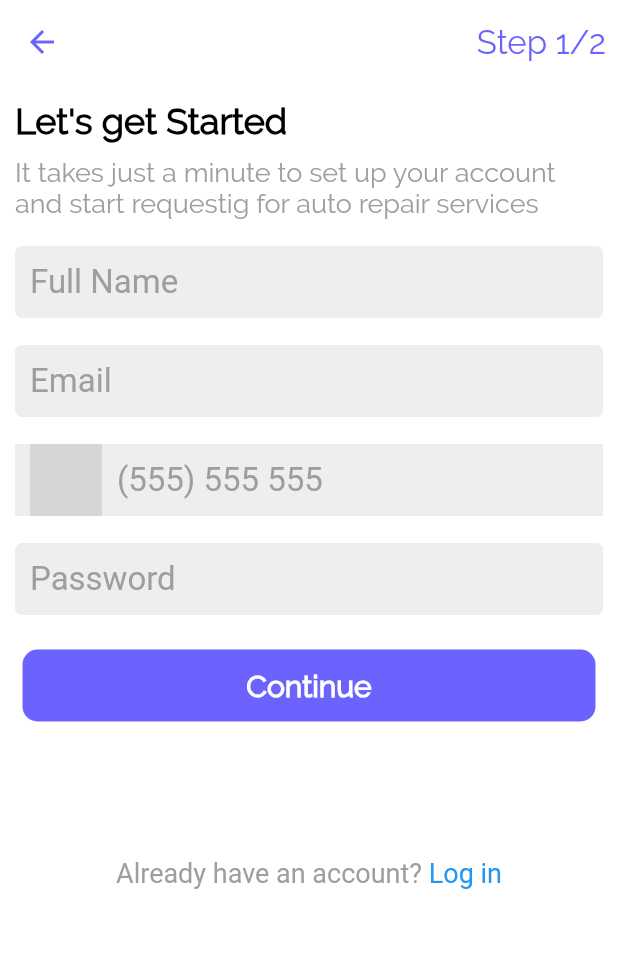
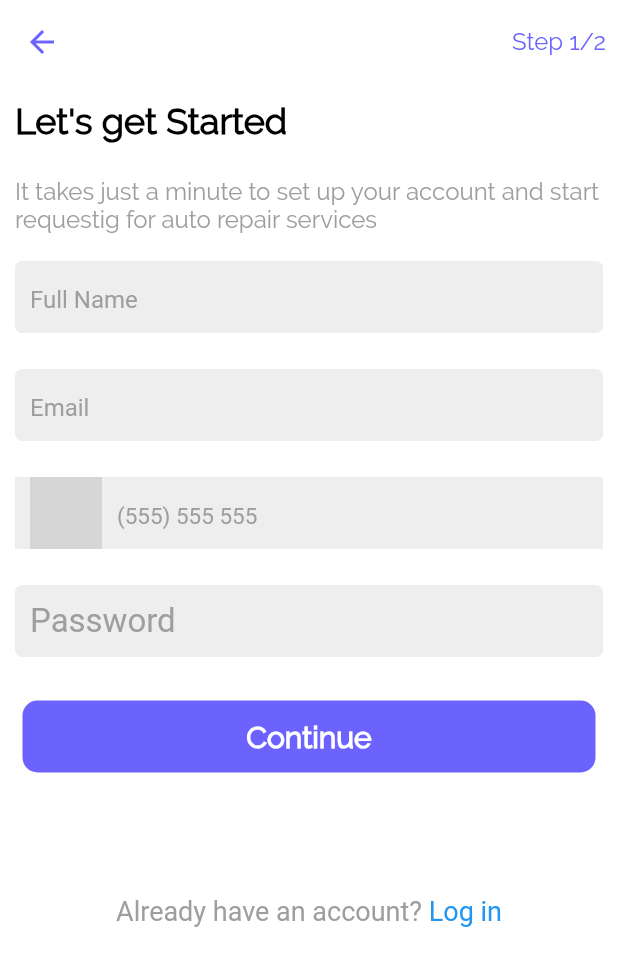
Before and after one commit to ologunB/autoserve, a Flutter app: the screen it shows after launch, after a tap on "Car Owner", on a phone screen of 412 x 824 dp. Shown: the top 966 px of the screen. Run offline on Flutter 3.47's test engine with Material 2 defaults, Android fonts, the phone set to English and light mode, and no system bars; our stand-ins replace pin_code_fields, smooth_star_rating; missing offline and left inert: country_pickers; grey boxes are pictures that could not be loaded.

Commit message:
edited styles

```diff
--- a/lib/views/car_owner/auth/register_first_page.dart
+++ b/lib/views/car_owner/auth/register_first_page.dart
@@ -51,7 +51,7 @@ class _RegisterFirstPageState extends State<RegisterFirstPage> {
               "+${country.phoneCode} ",
               style: TextStyle(
                   color: Colors.black,
-                  fontSize: 22,
+                  fontSize: 16,
                   fontWeight: FontWeight.w400),
             ),
           ],
@@ -74,7 +74,7 @@ class _RegisterFirstPageState extends State<RegisterFirstPage> {
                   "Step 1/2",
                   style: TextStyle(
                       color: Styles.appPrimaryColor,
-                      fontSize: 22,
+                      fontSize: 16,
                       fontWeight: FontWeight.w500),
                 ),
               ),
@@ -94,18 +94,18 @@ class _RegisterFirstPageState extends State<RegisterFirstPage> {
                   style: TextStyle(
                       color: Colors.black,
                       fontSize: 24,
-                      fontWeight: FontWeight.w900),
+                      fontWeight: FontWeight.bold),
                 ),
-                SizedBox(height: 10),
+                SizedBox(height: 24),
                 Text(
                   "It takes just a minute to set up your account and start requestig for auto repair services",
                   style: TextStyle(
-                      fontSize: 18,
+                      fontSize: 16,
                       fontWeight: FontWeight.w400,
                       color: Colors.grey),
                 ),
                 Padding(
-                  padding: const EdgeInsets.symmetric(vertical: 18.0),
+                  padding: const EdgeInsets.only(top: 18.0),
                   child: Theme(
                     data: ThemeData(
                         primaryColor: Styles.commonDarkBackground,
@@ -114,12 +114,13 @@ class _RegisterFirstPageState extends State<RegisterFirstPage> {
                       decoration: InputDecoration(
                           fillColor: Styles.commonDarkBackground,
                           filled: true,
-                          contentPadding: EdgeInsets.all(10),
+                          contentPadding: EdgeInsets.all(10.0),
                           hintText: 'Full Name',
                           hintStyle: TextStyle(
-                              color: Colors.grey[500],
-                              fontSize: 22,
-                              fontWeight: FontWeight.w400),
+                            color: Colors.grey[500],
+                            fontSize: 16,
+//                            fontWeight: FontWeight.w400,
+                          ),
                           border: OutlineInputBorder(
                             borderRadius: BorderRadius.circular(5.0),
                           )),
@@ -131,7 +132,7 @@ class _RegisterFirstPageState extends State<RegisterFirstPage> {
                   ),
                 ),
                 Padding(
-                  padding: const EdgeInsets.only(bottom: 18.0),
+                  padding: const EdgeInsets.only(top: 24.0),
                   child: Theme(
                     data: ThemeData(
                         primaryColor: Styles.commonDarkBackground,
@@ -143,9 +144,10 @@ class _RegisterFirstPageState extends State<RegisterFirstPage> {
                           contentPadding: EdgeInsets.all(10),
                           hintText: 'Email',
                           hintStyle: TextStyle(
-                              color: Colors.grey[500],
-                              fontSize: 22,
-                              fontWeight: FontWeight.w400),
+                            color: Colors.grey[500],
+                            fontSize: 16,
+                            fontWeight: FontWeight.w400,
+                          ),
                           border: OutlineInputBorder(
                             borderRadius: BorderRadius.circular(5.0),
                           )),
@@ -157,7 +159,7 @@ class _RegisterFirstPageState extends State<RegisterFirstPage> {
                   ),
                 ),
                 Padding(
-                  padding: const EdgeInsets.only(bottom: 18.0),
+                  padding: const EdgeInsets.only(top: 24.0),
                   child: Container(
                     color: Styles.commonDarkBackground,
                     padding: EdgeInsets.only(left: 10),
@@ -177,7 +179,7 @@ class _RegisterFirstPageState extends State<RegisterFirstPage> {
                                 hintText: '(555) 555 555',
                                 hintStyle: TextStyle(
                                     color: Colors.grey[500],
-                                    fontSize: 22,
+                                    fontSize: 15,
                                     fontWeight: FontWeight.w400),
                                 border: OutlineInputBorder(
                                   borderRadius: BorderRadius.circular(5.0),
@@ -195,7 +197,7 @@ class _RegisterFirstPageState extends State<RegisterFirstPage> {
                   ),
                 ),
                 Padding(
-                  padding: const EdgeInsets.only(bottom: 18.0),
+                  padding: const EdgeInsets.only(top: 24.0),
                   child: Theme(
                     data: ThemeData(
                         primaryColor: Styles.commonDarkBackground,
@@ -220,6 +222,7 @@ class _RegisterFirstPageState extends State<RegisterFirstPage> {
                     ),
                   ),
                 ),
+                SizedBox(height: 24.0,),
                 CustomButton(
                   title: "Continue",
                   onPress: () {
@@ -265,14 +268,14 @@ class _RegisterFirstPageState extends State<RegisterFirstPage> {
                       text: TextSpan(
                           text: "By signing up you agree to AutoServe's ",
                           style: TextStyle(
-                              fontSize: 18,
+                              fontSize: 12,
                               fontWeight: FontWeight.w400,
                               color: Colors.grey),
                           children: <TextSpan>[
                             TextSpan(
                                 text: 'Terms and Condition',
                                 style: TextStyle(
-                                    fontSize: 18,
+                                    fontSize: 12,
                                     fontWeight: FontWeight.w400,
                                     color: Colors.blue),
                                 recognizer: TapGestureRecognizer()
@@ -282,14 +285,14 @@ class _RegisterFirstPageState extends State<RegisterFirstPage> {
                             TextSpan(
                               text: ' and ',
                               style: TextStyle(
-                                  fontSize: 18,
+                                  fontSize: 12,
                                   fontWeight: FontWeight.w400,
                                   color: Colors.grey),
                             ),
                             TextSpan(
                                 text: 'Privacy Policy',
                                 style: TextStyle(
-                                    fontSize: 18,
+                                    fontSize: 12,
                                     fontWeight: FontWeight.w400,
                                     color: Colors.blue),
                                 recognizer: TapGestureRecognizer()
--- a/lib/views/partials/select_user_type.dart
+++ b/lib/views/partials/select_user_type.dart
@@ -67,7 +67,7 @@ class _SelectUserTypeState extends State<SelectUserType> {
                       child: Text(
                         "GET STARTED",
                         style: TextStyle(
-                            fontSize: 26, fontWeight: FontWeight.w600),
+                            fontSize: 14, fontWeight: FontWeight.w600),
                       ),
                     ),
                     bottom: 6,
@@ -88,7 +88,7 @@ class _SelectUserTypeState extends State<SelectUserType> {
                     },
                     child: Padding(
                       padding:
-                          const EdgeInsets.only(top: 8.0, left: 10, right: 10),
+                          const EdgeInsets.only(top: 24.0, left: 16, right: 16),
                       child: Container(
                         decoration: BoxDecoration(
                             color: Styles.appPrimaryColor,
@@ -122,15 +122,16 @@ class _SelectUserTypeState extends State<SelectUserType> {
                                   Text(
                                     Constants.userType[0],
                                     style: TextStyle(
-                                        fontSize: 22,
-                                        fontWeight: FontWeight.w700,
+                                        fontSize: 18,
+                                        fontWeight: FontWeight.w500,
                                         color: Styles.appCanvasColor),
                                   ),
+                                  SizedBox(height: 8,),
                                   Text(
                                     Constants.shortLoremText,
                                     style: TextStyle(
-                                        fontSize: 18,
-                                        fontWeight: FontWeight.w400,
+                                        fontSize: 12,
+                                        fontWeight: FontWeight.w500,
                                         color: Styles.appCanvasColor),
                                   )
                                 ],
@@ -151,7 +152,7 @@ class _SelectUserTypeState extends State<SelectUserType> {
                     },
                     child: Padding(
                       padding:
-                      const EdgeInsets.only(top: 18.0, left: 10, right: 10),
+                      const EdgeInsets.only(top: 24.0, left: 16, right: 16),
                       child: Container(
                         decoration: BoxDecoration(
                             color: Styles.appCanvasColor,
@@ -174,7 +175,7 @@ class _SelectUserTypeState extends State<SelectUserType> {
                                   borderRadius:
                                   BorderRadius.all(Radius.circular(25)),
                                 ),
-                                child: Icon(Icons.directions_boat,
+                                child: Icon(Icons.ev_station,
                                     color: Styles.appPrimaryColor),
                               ),
                             ),
@@ -185,14 +186,15 @@ class _SelectUserTypeState extends State<SelectUserType> {
                                   Text(
                                     Constants.userType[1],
                                     style: TextStyle(
-                                        fontSize: 22,
-                                        fontWeight: FontWeight.w700,
+                                        fontSize: 18,
+                                        fontWeight: FontWeight.w500,
                                         color: Styles.appPrimaryColor),
                                   ),
+                                  SizedBox(height: 8,),
                                   Text(
                                     Constants.shortLoremText,
                                     style: TextStyle(
-                                        fontSize: 18,
+                                        fontSize: 12,
                                         fontWeight: FontWeight.w400,
                                         color: Styles.appPrimaryColor),
                                   )
@@ -207,20 +209,20 @@ class _SelectUserTypeState extends State<SelectUserType> {
                   ),
                   Flexible(
                     child: Padding(
-                      padding: const EdgeInsets.all(10.0),
+                      padding: const EdgeInsets.only(top: 12.0),
                       child: RichText(
                         textAlign: TextAlign.center,
                         text: TextSpan(
                             text: 'Already have an account? ',
                             style: TextStyle(
-                                fontSize: 18,
+                                fontSize: 12,
                                 fontWeight: FontWeight.w400,
                                 color: Colors.grey),
                             children: <TextSpan>[
                               TextSpan(
                                   text: 'Log in',
                                   style: TextStyle(
-                                      color: Colors.blue, fontSize: 18),
+                                      color: Colors.blue, fontSize: 12),
                                   recognizer: TapGestureRecognizer()
                                     ..onTap = () {
                                       // navigate to desired screen
@@ -229,6 +231,7 @@ class _SelectUserTypeState extends State<SelectUserType> {
                       ),
                     ),
                   ),
+                  Spacer(),
                   Flexible(
                       child: Container(
                     child: Column(
@@ -240,14 +243,14 @@ class _SelectUserTypeState extends State<SelectUserType> {
                           text: TextSpan(
                               text: "By signing up you agree to AutoServe's ",
                               style: TextStyle(
-                                  fontSize: 18,
+                                  fontSize: 12,
                                   fontWeight: FontWeight.w400,
                                   color: Colors.grey),
                               children: <TextSpan>[
                                 TextSpan(
                                     text: 'Terms and Condition',
                                     style: TextStyle(
-                                        fontSize: 18,
+                                        fontSize: 12,
                                         fontWeight: FontWeight.w400,
                                         color: Colors.blue),
                                     recognizer: TapGestureRecognizer()
@@ -257,14 +260,14 @@ class _SelectUserTypeState extends State<SelectUserType> {
                                 TextSpan(
                                   text: ' and ',
                                   style: TextStyle(
-                                      fontSize: 18,
+                                      fontSize: 12,
                                       fontWeight: FontWeight.w400,
                                       color: Colors.grey),
                                 ),
                                 TextSpan(
                                     text: 'Privacy Policy',
                                     style: TextStyle(
-                                        fontSize: 18,
+                                        fontSize: 12,
                                         fontWeight: FontWeight.w400,
                                         color: Colors.blue),
                                     recognizer: TapGestureRecognizer()
```
